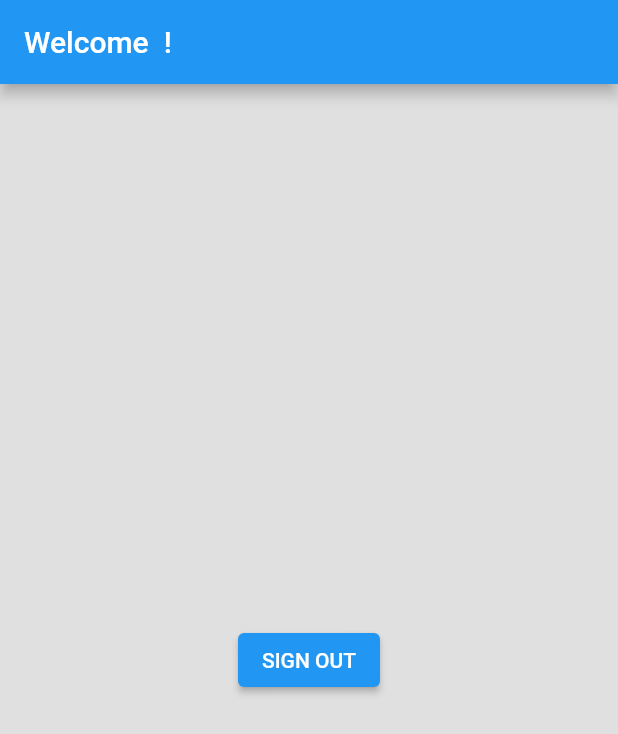
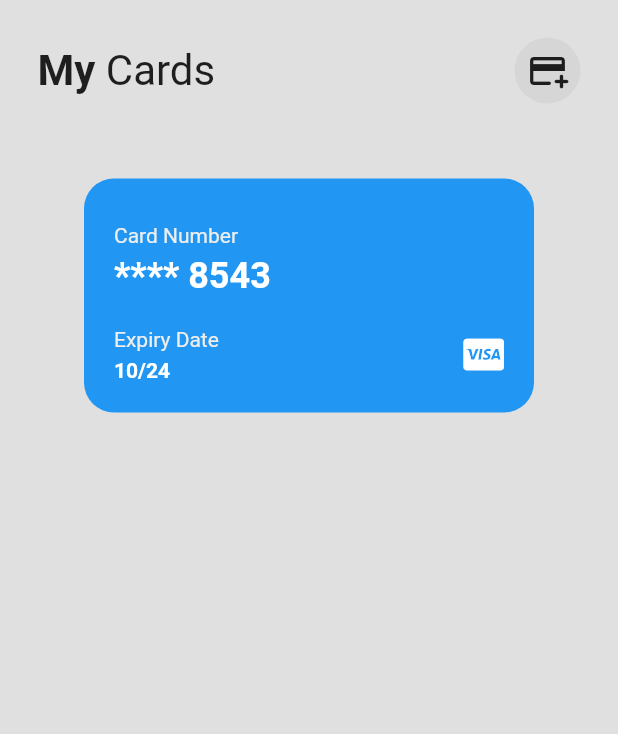
Before and after one commit to assignments-sliit/sriwallet, a Flutter app: the HomePage screen opened by its route, on a phone screen of 412 x 824 dp. Shown: the top 734 px of the screen. Run offline on Flutter 3.47's test engine with Material 2 defaults, Android fonts, the phone set to English and light mode, and no system bars; our stand-ins replace cloud_firestore, firebase_auth, firebase_core, font_awesome_flutter, progress_dialog_null_safe; accounts and stored records are empty.

Commit message:
card ui homepage

```diff
--- a/lib/ui/home/homepage.dart
+++ b/lib/ui/home/homepage.dart
@@ -1,6 +1,9 @@
+// ignore_for_file: prefer_const_constructors
+
 import 'package:cloud_firestore/cloud_firestore.dart';
 import 'package:firebase_auth/firebase_auth.dart';
 import 'package:flutter/material.dart';
+import 'package:font_awesome_flutter/font_awesome_flutter.dart';
 import 'package:sriwallet/auth/login.dart';
 import 'package:sriwallet/auth/register.dart';
 
@@ -21,52 +24,145 @@ class _HomePageState extends State<HomePage> {
 
   @override
   void initState() {
+    getUserData();
     super.initState();
-    getUserData();
   }
 
-  getUserData() {
+  getUserData() async {
     final userRef =
         db.collection('users').where("uid", isEqualTo: auth.currentUser?.uid);
 
     Map userdata;
     String? name;
-    userRef.get().then((value) => {
+    await userRef.get().then((value) => {
           userdata = value.docs.first.data(),
-          displayName = userdata["fullname"].toString().split(" ")[0]
+          name = userdata["fullname"].toString().split(" ")[0]
         });
 
-    if (name != null) {
     setState(() {
       displayName = name;
     });
   }
-  }
 
   @override
   Widget build(BuildContext context) {
-    return WillPopScope(
-      onWillPop: (() async {
-        return false;
-      }),
-      child: Scaffold(
+    // return WillPopScope(
+    //   onWillPop: (() async {
+    //     return false;
+    //   }),
+    //   child: Scaffold(
+    //     backgroundColor: Colors.grey[300],
+    //     appBar: AppBar(
+    //         automaticallyImplyLeading: false,
+    //         title: Text("Welcome $displayName !")),
+    //     body: Center(
+    //       child: ElevatedButton(
+    //           onPressed: () {
+    //             auth.signOut().then((value) => {
+    //                   Navigator.pushReplacement(
+    //                       context,
+    //                       MaterialPageRoute(
+    //                           builder: (context) => const LoginPage()))
+    //                 });
+    //           },
+    //           child: const Text("SIGN OUT")),
+    //     ),
+    //   ),
+    // );
+    return Scaffold(
       backgroundColor: Colors.grey[300],
-        appBar: AppBar(
-            automaticallyImplyLeading: false,
-            title: Text("Welcome ${displayName} !")),
-        body: Center(
-          child: ElevatedButton(
-              onPressed: () {
-                auth.signOut().then((value) => {
-                      Navigator.pushReplacement(
-                          context,
-                          MaterialPageRoute(
-                              builder: (context) => const LoginPage()))
-                    });
-              },
-              child: const Text("SIGN OUT")),
+      body: SafeArea(
+          child: Column(
+        children: [
+          Padding(
+            padding: const EdgeInsets.symmetric(horizontal: 25, vertical: 25),
+            child: Row(
+              mainAxisAlignment: MainAxisAlignment.spaceBetween,
+              children: [
+                Row(
+                  children: const [
+                    Text(
+                      "My ",
+                      style:
+                          TextStyle(fontSize: 28, fontWeight: FontWeight.bold),
+                    ),
+                    Text(
+                      "Cards",
+                      style: TextStyle(fontSize: 28),
+                    ),
+                  ],
+                ),
+                //add cards button
+                Container(
+                    padding: EdgeInsets.all(8),
+                    decoration: BoxDecoration(
+                        color: Colors.grey[350], shape: BoxShape.circle),
+                    child: const Icon(
+                      Icons.add_card_rounded,
+                      size: 28,
+                    ))
+              ],
             ),
           ),
+          SizedBox(
+            height: 25,
+          ),
+          Container(
+            width: 300,
+            padding: EdgeInsets.all(20),
+            decoration: BoxDecoration(
+                color: Colors.blue, borderRadius: BorderRadius.circular(20)),
+            child:
+                Column(crossAxisAlignment: CrossAxisAlignment.start, children: [
+              SizedBox(
+                height: 10,
+              ),
+              Row(
+                mainAxisAlignment: MainAxisAlignment.spaceBetween,
+                children: [
+                  Text(
+                    "Card Number",
+                    style: TextStyle(color: Colors.grey[200]),
+                  ),
+                ],
+              ),
+              SizedBox(
+                height: 5,
+              ),
+              Text("**** 8543",
+                  style: TextStyle(
+                      color: Colors.white,
+                      fontWeight: FontWeight.bold,
+                      fontSize: 24)),
+              SizedBox(
+                height: 20,
+              ),
+              Row(
+                mainAxisAlignment: MainAxisAlignment.spaceBetween,
+                children: [
+                  Column(
+                    crossAxisAlignment: CrossAxisAlignment.start,
+                    children: [
+                      Text(
+                        "Expiry Date",
+                        style: TextStyle(color: Colors.grey[200]),
+                      ),
+                      SizedBox(height: 5),
+                      Text('10/24',
+                          style: TextStyle(
+                              color: Colors.white, fontWeight: FontWeight.bold))
+                    ],
+                  ),
+                  FaIcon(
+                    FontAwesomeIcons.ccVisa,
+                    color: Colors.white,
+                  )
+                ],
+              )
+            ]),
+          )
+        ],
+      )),
     );
   }
 }
--- a/pubspec.yaml
+++ b/pubspec.yaml
@@ -39,6 +39,7 @@ dependencies:
   firebase_core: ^1.21.1
   cloud_firestore: ^3.4.8
   progress_dialog_null_safe: ^1.0.7
+  font_awesome_flutter: ^10.2.1
 
 dev_dependencies:
   flutter_test:
```
Also changed, not shown: lib/cards/card.dart (added), pubspec.lock. Lines whose indentation alone changed are shown as unchanged.
